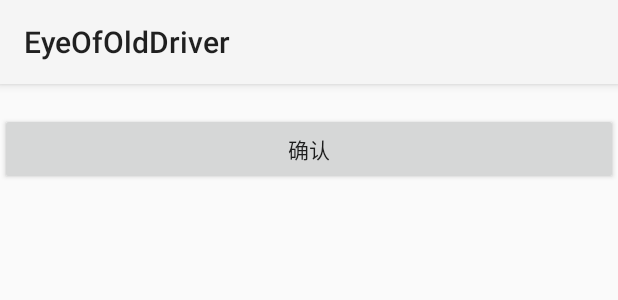
After one commit to chouhaohui/test, an Android app: the layout calculate_activity.xml on its own in the app's theme, with its tools: preview values and no code run, on a phone screen of 412 x 824 dp. The commit adds this screen. Shown: the top 300 px of the screen. Run offline under Robolectric (Android 15) with nearby library versions, the phone set to English and light mode, and no system bars.

Commit message:
新的页面以及准备加入勇爷的部分
新的页面以及准备加入勇爷的部分

```diff
--- /dev/null
+++ b/EyeOfOldDriver/app/src/main/res/layout/calculate_activity.xml
@@ -0,0 +1,18 @@
+<?xml version="1.0" encoding="utf-8"?>
+<LinearLayout xmlns:android="http://schemas.android.com/apk/res/android"
+    android:orientation="vertical" android:layout_width="match_parent"
+    android:layout_height="match_parent">
+
+    <TextView
+        android:id="@+id/formula"
+        android:layout_width="match_parent"
+        android:layout_height="wrap_content"
+        />
+
+    <Button
+        android:id="@+id/ackButton"
+        android:layout_width="match_parent"
+        android:layout_height="wrap_content"
+        android:text="@string/ack_button"/>
+
+</LinearLayout>
--- a/EyeOfOldDriver/app/src/main/res/values/strings.xml
+++ b/EyeOfOldDriver/app/src/main/res/values/strings.xml
@@ -4,4 +4,5 @@
     <string name="action_settings">Settings</string>
 
     <string name="formula">四则运算</string>
+    <string name="ack_button">确认</string>
 </resources>
```
